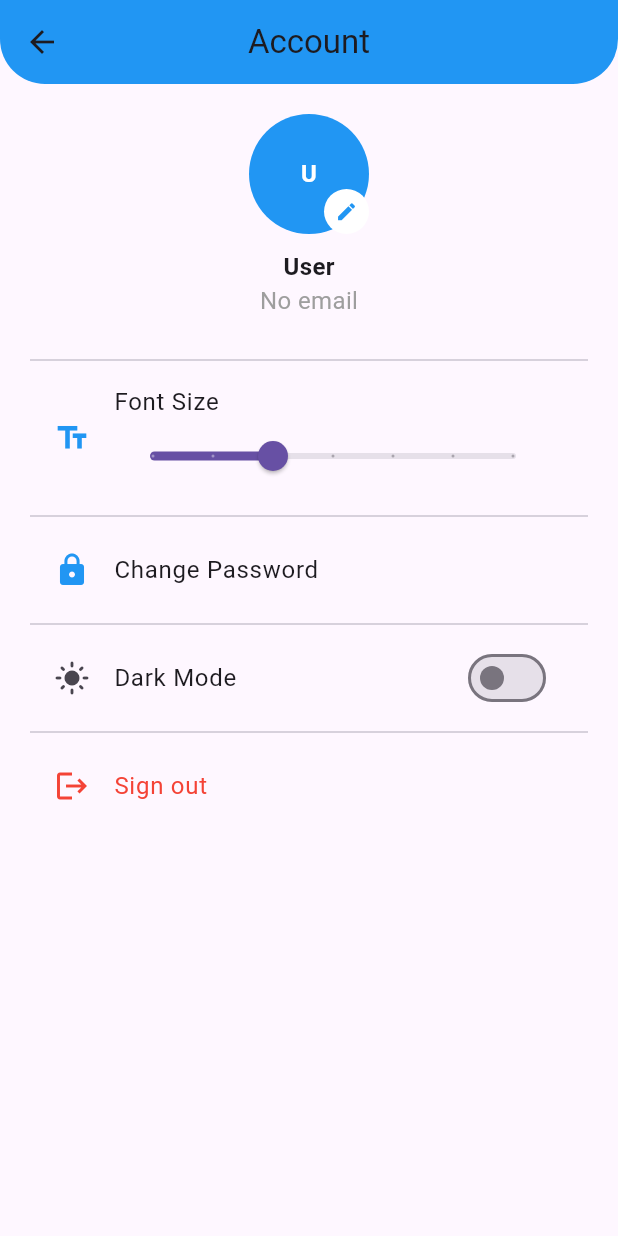
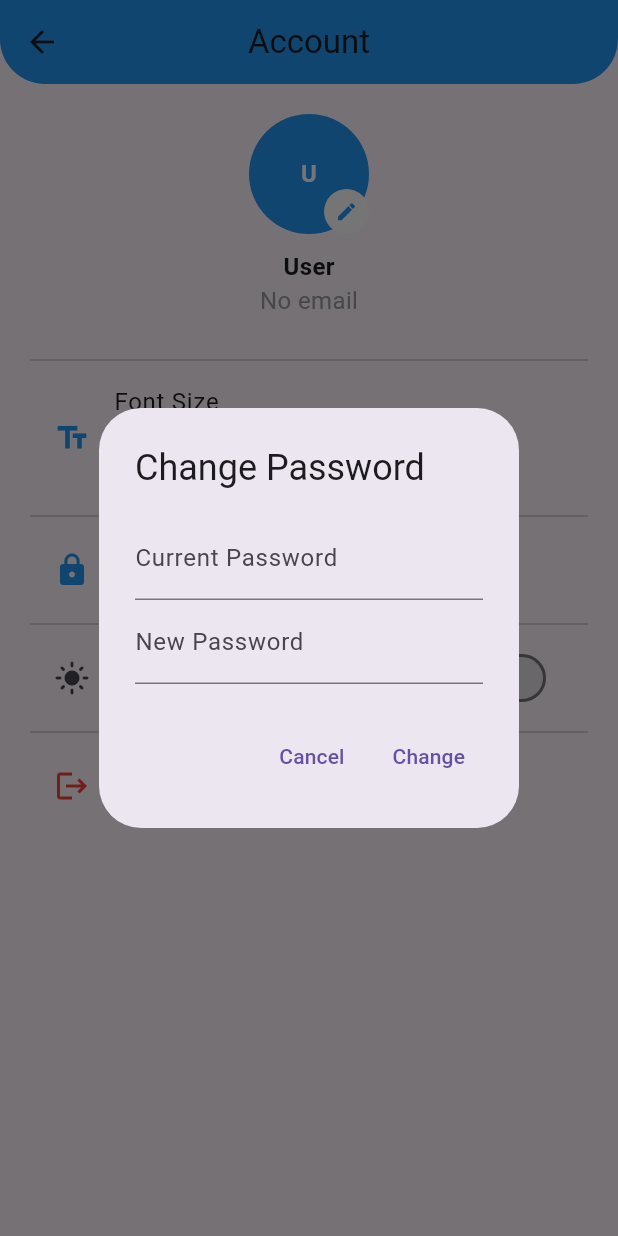
Before and after one commit to skarthik7/aceme, a Flutter app: the Account screen opened directly, after a tap on "Change Password", on a phone screen of 412 x 824 dp. Run offline on Flutter 3.47's test engine with Material 3 defaults, Android fonts, the phone set to English and light mode, and no system bars; our stand-ins replace cloud_firestore, file_picker, firebase_auth, firebase_core, flutter_markdown, image_picker and 1 more; missing offline and left inert: pdf_text; accounts and stored records are empty.

Commit message:
Add missing change password feature

```diff
--- a/lib/pages/account.dart
+++ b/lib/pages/account.dart
@@ -34,6 +34,78 @@ class _AccountState extends State<Account> {
         _image = File(pickedFile.path);
       });
     }
+  }
+
+  Future<void> _changePassword(BuildContext context) async {
+    final TextEditingController currentPasswordController = TextEditingController();
+    final TextEditingController newPasswordController = TextEditingController();
+    String? errorMessage;
+
+    return showDialog<void>(
+      context: context,
+      barrierDismissible: false,
+      builder: (BuildContext context) {
+        return AlertDialog(
+          title: Text('Change Password'),
+          content: SingleChildScrollView(
+            child: ListBody(
+              children: <Widget>[
+                TextField(
+                  controller: currentPasswordController,
+                  decoration: InputDecoration(
+                    labelText: 'Current Password',
+                    errorText: errorMessage,
+                  ),
+                  obscureText: true,
+                ),
+                TextField(
+                  controller: newPasswordController,
+                  decoration: InputDecoration(
+                    labelText: 'New Password',
+                  ),
+                  obscureText: true,
+                ),
+              ],
+            ),
+          ),
+          actions: <Widget>[
+            TextButton(
+              child: Text('Cancel'),
+              onPressed: () => Navigator.of(context).pop(),
+            ),
+            TextButton(
+              child: Text('Change'),
+              onPressed: () async {
+                try {
+                  User? user = FirebaseAuth.instance.currentUser;
+                  String email = user?.email ?? '';
+
+                  AuthCredential credential = EmailAuthProvider.credential(
+                    email: email,
+                    password: currentPasswordController.text,
+                  );
+                  await user?.reauthenticateWithCredential(credential);
+                  await user?.updatePassword(newPasswordController.text);
+
+                  ScaffoldMessenger.of(context).showSnackBar(
+                    SnackBar(content: Text('Password changed successfully')),
+                  );
+                  Navigator.of(context).pop();
+                } on FirebaseAuthException catch (e) {
+                  // Custom error handling based on exception code
+                  if (e.code == 'invalid-credential') {
+                    errorMessage = 'Incorrect Password';
+                  } else {
+                    errorMessage = e.message;
+                  }
+                  (context as Element).markNeedsBuild();
+                }
+              },
+            ),
+          ],
+        );
+      },
+    );
   }
 
   Future<void> signOut(BuildContext context) async {
@@ -135,7 +207,7 @@ class _AccountState extends State<Account> {
             ListTile(
               leading: Icon(Icons.lock, color: Colors.blue),
               title: Text('Change Password', style: TextStyle(fontSize: fontSizeProvider.fontSize)),
-              onTap: () {},
+              onTap: () => _changePassword(context),
             ),
             Divider(),
 
--- a/lib/pages/home_page.dart
+++ b/lib/pages/home_page.dart
@@ -89,7 +89,7 @@ class _HomePageState extends State<HomePage> {
       case 3:
         return NeedHelpPage();
       case 4:
-        return Account(email: user?.email); // Pass the user's email
+        return Account(email: user?.email);
       default:
         return PlannerPage();
     }
```
